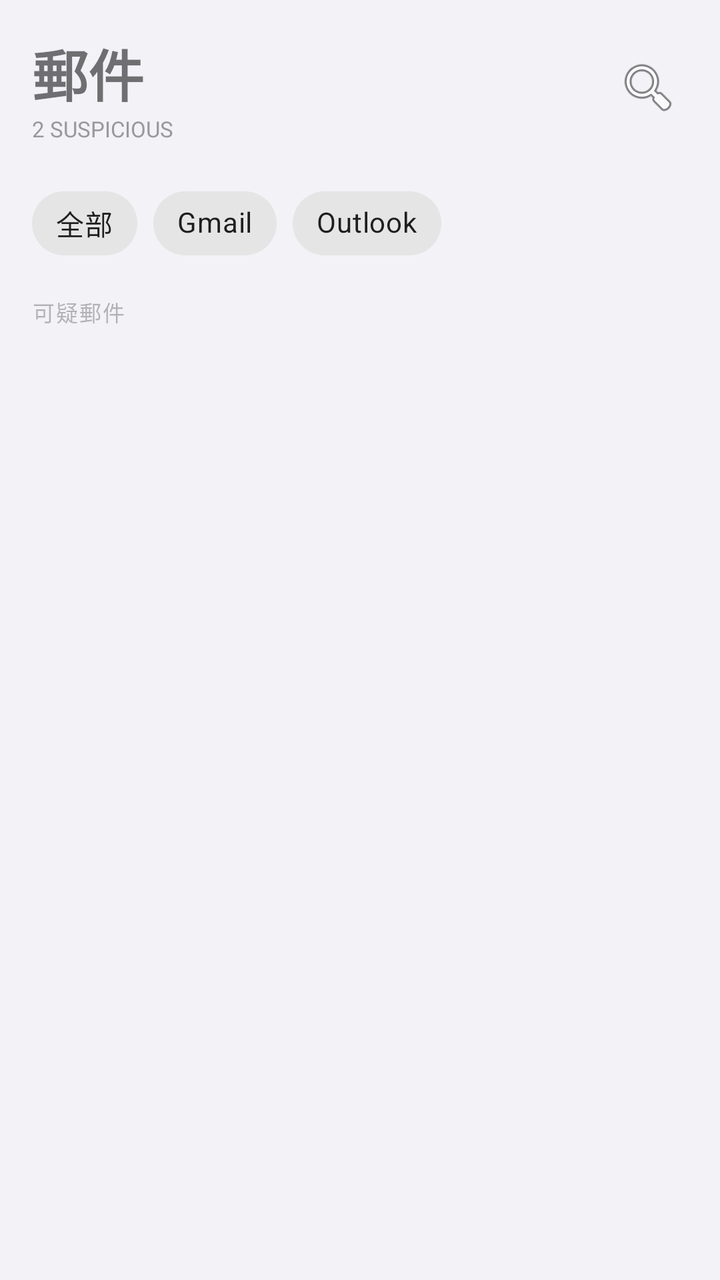
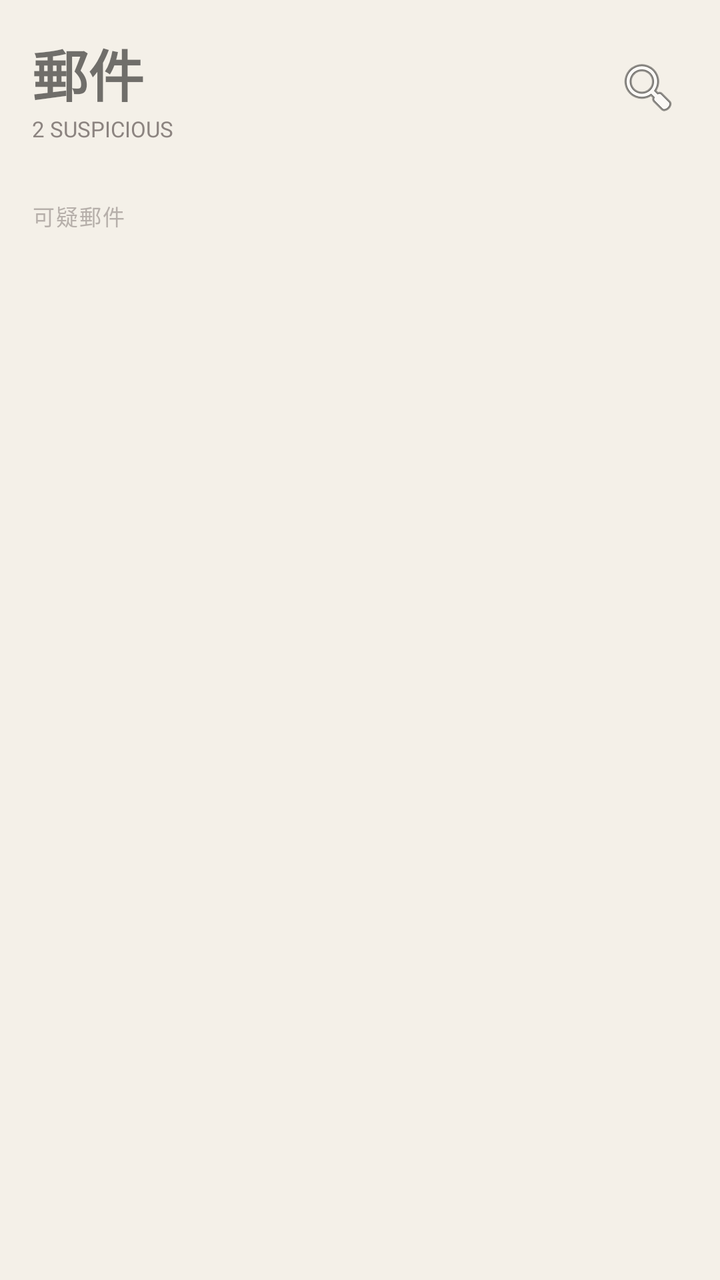

Compare the two renders of this Android layout. The source of the first and the diff that turns it into the second are given below.
<!-- AndroidManifest.xml: application theme Theme.FraudDetector -->
<!-- res/layout/fragment_email.xml -->
<?xml version="1.0" encoding="utf-8"?>
<LinearLayout xmlns:android="http://schemas.android.com/apk/res/android"
    xmlns:app="http://schemas.android.com/apk/res-auto"
    android:layout_width="match_parent"
    android:layout_height="match_parent"
    android:orientation="vertical">

    
    <LinearLayout
        android:layout_width="match_parent"
        android:layout_height="wrap_content"
        android:orientation="horizontal"
        android:gravity="center_vertical"
        android:padding="16dp">

        <LinearLayout
            android:layout_width="0dp"
            android:layout_height="wrap_content"
            android:layout_weight="1"
            android:orientation="vertical">

            <TextView
                android:layout_width="wrap_content"
                android:layout_height="wrap_content"
                android:text="@string/tab_email"
                android:textSize="28sp"
                android:textStyle="bold" />

            <TextView
                android:layout_width="wrap_content"
                android:layout_height="wrap_content"
                android:text="@string/email_subtitle"
                android:textSize="11sp"
                android:textColor="#999999" />
        </LinearLayout>

        <ImageButton
            android:id="@+id/btnEmailSearch"
            android:layout_width="40dp"
            android:layout_height="40dp"
            android:src="@android:drawable/ic_menu_search"
            android:background="?attr/selectableItemBackgroundBorderless"
            android:contentDescription="Search" />
    </LinearLayout>

    
    <HorizontalScrollView
        android:layout_width="match_parent"
        android:layout_height="wrap_content"
        android:scrollbars="none"
        android:paddingStart="16dp"
        android:paddingEnd="16dp"
        android:layout_marginBottom="12dp">

        <com.google.android.material.chip.ChipGroup
            android:id="@+id/chipGroupProvider"
            android:layout_width="wrap_content"
            android:layout_height="wrap_content"
            app:singleSelection="true">

            <com.google.android.material.chip.Chip
                android:id="@+id/chipProviderAll"
                android:layout_width="wrap_content"
                android:layout_height="wrap_content"
                android:text="全部"
                android:checked="true" />

            <com.google.android.material.chip.Chip
                android:id="@+id/chipGmail"
                android:layout_width="wrap_content"
                android:layout_height="wrap_content"
                android:text="Gmail" />

            <com.google.android.material.chip.Chip
                android:id="@+id/chipOutlook"
                android:layout_width="wrap_content"
                android:layout_height="wrap_content"
                android:text="Outlook" />
        </com.google.android.material.chip.ChipGroup>
    </HorizontalScrollView>

    
    <TextView
        android:layout_width="match_parent"
        android:layout_height="wrap_content"
        android:text="@string/suspicious_emails"
        android:textSize="11sp"
        android:textColor="@color/lbl3"
        android:letterSpacing="0.06"
        android:textAllCaps="true"
        android:paddingStart="16dp"
        android:paddingBottom="8dp" />

    
    <androidx.recyclerview.widget.RecyclerView
        android:id="@+id/rvEmails"
        android:layout_width="match_parent"
        android:layout_height="0dp"
        android:layout_weight="1"
        android:clipToPadding="false"
        android:paddingStart="16dp"
        android:paddingEnd="16dp"
        android:paddingBottom="16dp" />
</LinearLayout>
<!-- resources referenced by this layout -->
<resources>
  <color name="lbl3">#5C3C3C43</color>
  <string name="email_subtitle">2 SUSPICIOUS</string>
  <string name="suspicious_emails">可疑郵件</string>
  <string name="tab_email">郵件</string>
  <style name="Theme.FraudDetector" parent="Theme.MaterialComponents.Light.NoActionBar">
          <item name="colorPrimary">@color/blue</item>
          <item name="colorPrimaryDark">@color/blue_dk</item>
          <item name="colorAccent">@color/blue</item>
          <item name="android:windowBackground">@color/bg</item>
          <item name="android:statusBarColor">@color/blue_dk</item>
          <item name="android:navigationBarColor">@color/white</item>
      </style>
  <color name="blue">#FF2196F3</color>
  <color name="blue_dk">#FF1976D2</color>
  <color name="bg">#FFF2F2F7</color>
  <color name="white">#FFFFFFFF</color>
</resources>

<!-- the commit's change to res/layout/fragment_email.xml (unified diff, before → after) -->
@@ -31,7 +31,7 @@
                 android:layout_height="wrap_content"
                 android:text="@string/email_subtitle"
                 android:textSize="11sp"
-                android:textColor="#999999" />
+                android:textColor="#8C8480" />
         </LinearLayout>
 
         <ImageButton
@@ -41,6 +41,39 @@
             android:src="@android:drawable/ic_menu_search"
             android:background="?attr/selectableItemBackgroundBorderless"
             android:contentDescription="Search" />
+    </LinearLayout>
+
+    
+    <LinearLayout
+        android:id="@+id/emailSearchBox"
+        android:layout_width="match_parent"
+        android:layout_height="wrap_content"
+        android:orientation="horizontal"
+        android:gravity="center_vertical"
+        android:layout_marginStart="16dp"
+        android:layout_marginEnd="16dp"
+        android:layout_marginBottom="12dp"
+        android:padding="12dp"
+        android:background="@drawable/bg_search_box"
+        android:visibility="gone">
+
+        <ImageView
+            android:layout_width="17dp"
+            android:layout_height="17dp"
+            android:src="@android:drawable/ic_menu_search"
+            android:contentDescription="Search" />
+
+        <EditText
+            android:id="@+id/etEmailSearch"
+            android:layout_width="0dp"
+            android:layout_height="wrap_content"
+            android:layout_weight="1"
+            android:layout_marginStart="10dp"
+            android:hint="搜尋寄件者、主旨或內容"
+            android:background="@android:color/transparent"
+            android:inputType="text"
+            android:textSize="13sp"
+            android:singleLine="true" />
     </LinearLayout>
 
     
@@ -56,27 +89,8 @@
             android:id="@+id/chipGroupProvider"
             android:layout_width="wrap_content"
             android:layout_height="wrap_content"
-            app:singleSelection="true">
-
-            <com.google.android.material.chip.Chip
-                android:id="@+id/chipProviderAll"
-                android:layout_width="wrap_content"
-                android:layout_height="wrap_content"
-                android:text="全部"
-                android:checked="true" />
-
-            <com.google.android.material.chip.Chip
-                android:id="@+id/chipGmail"
-                android:layout_width="wrap_content"
-                android:layout_height="wrap_content"
-                android:text="Gmail" />
-
-            <com.google.android.material.chip.Chip
-                android:id="@+id/chipOutlook"
-                android:layout_width="wrap_content"
-                android:layout_height="wrap_content"
-                android:text="Outlook" />
-        </com.google.android.material.chip.ChipGroup>
+            app:singleSelection="true" />
+        
     </HorizontalScrollView>
 
     
<!-- resource entries referenced after the edit -->
@@ -1,20 +1,27 @@
 <!-- resources referenced by this layout -->
 <resources>
-  <color name="lbl3">#5C3C3C43</color>
+  <color name="lbl3">#998C8480</color>
+  <!-- drawable bg_search_box (drawable) -->
+  <?xml version="1.0" encoding="utf-8"?>
+  <shape xmlns:android="http://schemas.android.com/apk/res/android">
+      <solid android:color="#FDFAF4" />
+      <corners android:radius="12dp" />
+      <stroke android:width="1dp" android:color="#1AC8C4C0" />
+  </shape>
   <string name="email_subtitle">2 SUSPICIOUS</string>
   <string name="suspicious_emails">可疑郵件</string>
   <string name="tab_email">郵件</string>
   <style name="Theme.FraudDetector" parent="Theme.MaterialComponents.Light.NoActionBar">
-          <item name="colorPrimary">@color/blue</item>
-          <item name="colorPrimaryDark">@color/blue_dk</item>
-          <item name="colorAccent">@color/blue</item>
+          <item name="colorPrimary">@color/steel_blue</item>
+          <item name="colorPrimaryDark">@color/steel_blue_dark</item>
+          <item name="colorAccent">@color/steel_blue</item>
           <item name="android:windowBackground">@color/bg</item>
-          <item name="android:statusBarColor">@color/blue_dk</item>
+          <item name="android:statusBarColor">@color/steel_blue_dark</item>
           <item name="android:navigationBarColor">@color/white</item>
       </style>
-  <color name="blue">#FF2196F3</color>
-  <color name="blue_dk">#FF1976D2</color>
-  <color name="bg">#FFF2F2F7</color>
+  <color name="steel_blue">#FF4A7FA5</color>
+  <color name="steel_blue_dark">#FF3A6A8E</color>
+  <color name="bg">#FFF4F0E8</color>
   <color name="white">#FFFFFFFF</color>
 </resources>
 
